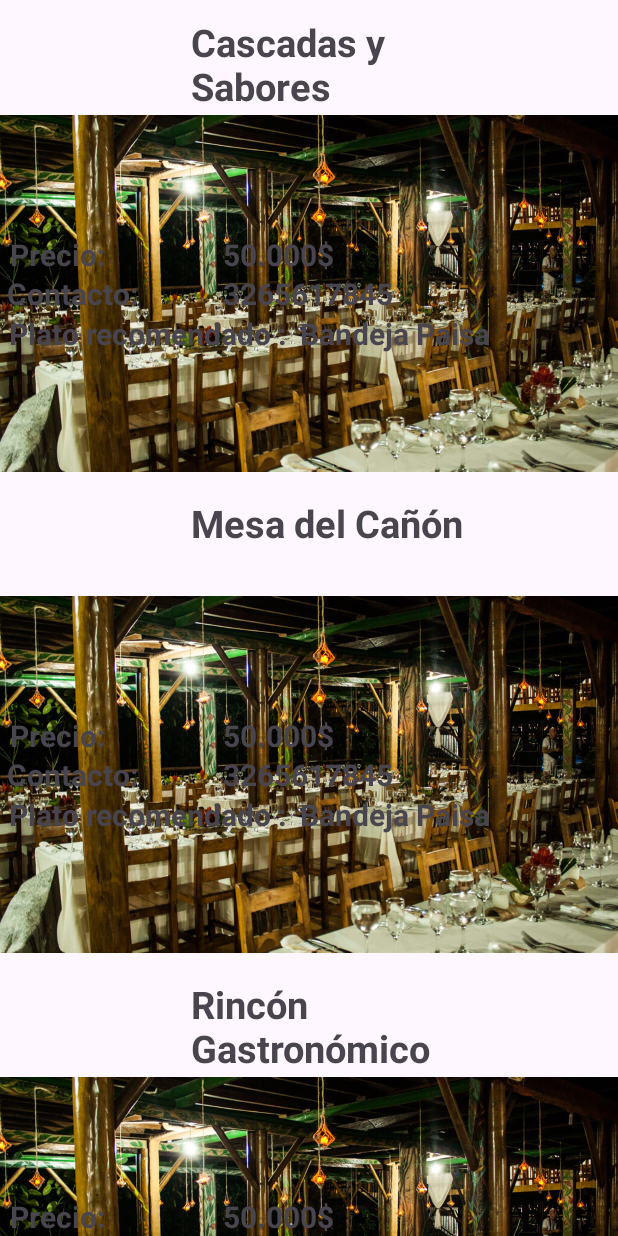
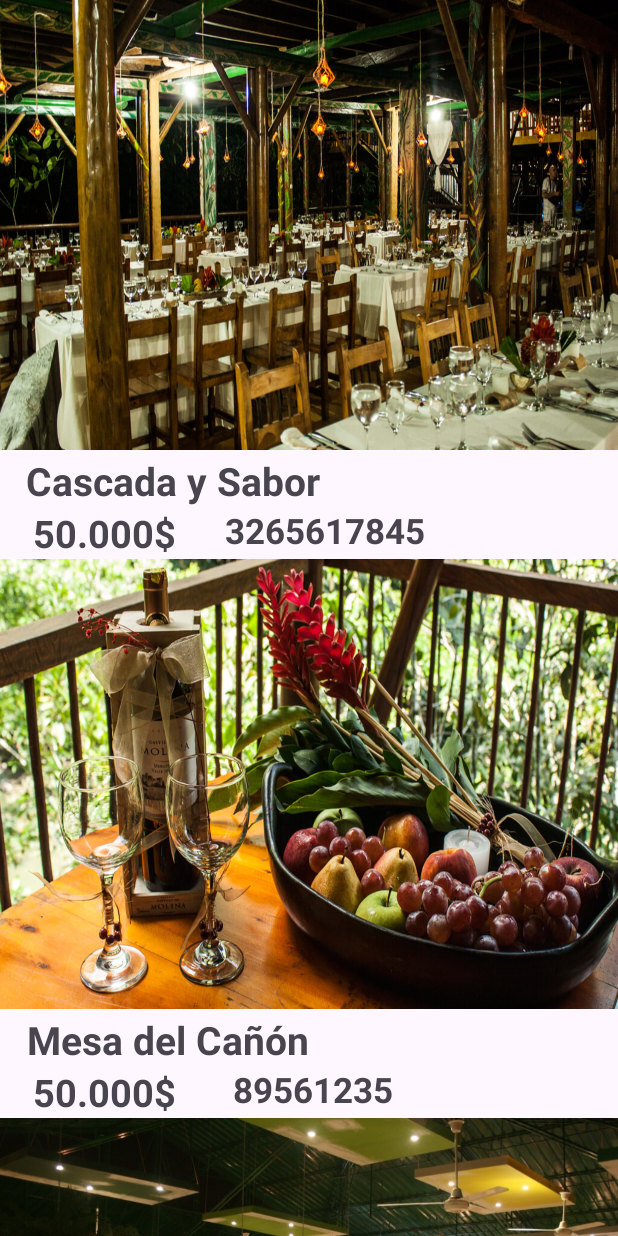
Before and after one commit to shadow00white/OctavoAnillo, an Android app: the ListaRestaurante screen opened directly, with no data from a screen before it, on a phone screen of 412 x 824 dp. Run offline under Robolectric (Android 15) with nearby library versions, the phone set to English and light mode, and no system bars.

Commit message:
se terminan de hacer las listas dinamicas.Se recomienda mejorar diseño

```diff
--- a/app/src/main/java/com/example/septimoanillo/ListaRestaurante.java
+++ b/app/src/main/java/com/example/septimoanillo/ListaRestaurante.java
@@ -31,10 +31,10 @@ public class ListaRestaurante extends AppCompatActivity {
 
     }
     public void llenarListaConDatosR (){
-        ListaRestaurante.add(new MoldeRestaurante("Cascadas y Sabores","Josh Prieto", "3265617845","50.000$",R.drawable.restaurante1,"Bandeja Paisa"));
-        ListaRestaurante.add(new MoldeRestaurante("Mesa del Cañón","Josh Prieto", "3265617845","50.000$",R.drawable.restaurante1,"Bandeja Paisa"));
-        ListaRestaurante.add(new MoldeRestaurante("Rincón Gastronómico ","Josh Prieto", "3265617845","50.000$",R.drawable.restaurante1,"Bandeja Paisa"));
-        ListaRestaurante.add(new MoldeRestaurante("Delicias del Rio","Josh Prieto", "3265617845","50.000$",R.drawable.restaurante1,"Bandeja Paisa"));
-        ListaRestaurante.add(new MoldeRestaurante(" Carbón y Le{a","Josh Prieto", "3265617845","50.000$",R.drawable.restaurante1,"Bandeja Paisa"));
+        ListaRestaurante.add(new MoldeRestaurante("Cascada y Sabor","Josh Prieto", "3265617845","50.000$",R.drawable.restaurante1,"Bandeja Paisa"));
+        ListaRestaurante.add(new MoldeRestaurante("Mesa del Cañón","Josh Prieto", "89561235","50.000$",R.drawable.restaurante,"Carne a la llanera"));
+        ListaRestaurante.add(new MoldeRestaurante("Rincón Gastronómico ","", "389654124","50.000$",R.drawable.restaurante3,"Ramen criollo"));
+        ListaRestaurante.add(new MoldeRestaurante("Delicias del Rio","Jairo la parrilla", "3265623120","50.000$",R.drawable.restaurante4,"Variedad del sabor "));
+        ListaRestaurante.add(new MoldeRestaurante(" Carbón y Leña","Doña Paella", "89512356","50.000$",R.drawable.restaurante5," Sal al Mar"));
     }
 }
--- a/app/src/main/res/layout/molderestaurante.xml
+++ b/app/src/main/res/layout/molderestaurante.xml
@@ -4,111 +4,63 @@
     android:layout_height="match_parent"
     xmlns:app="http://schemas.android.com/apk/res-auto">
 
-   <TextView
-       android:id="@+id/nombrerestaurante"
-       android:layout_width="200dp"
-       android:layout_height="60dp"
-       android:text="Restaurante: La Mulata "
+    <ImageView
+        android:id="@+id/restaurante1"
+        android:layout_width="wrap_content"
+        android:layout_height="300dp"
         app:layout_constraintTop_toTopOf="parent"
         app:layout_constraintStart_toStartOf="parent"
         app:layout_constraintEnd_toEndOf="parent"
         app:layout_constraintBottom_toBottomOf="parent"
-       android:textStyle="bold"
-       app:layout_constraintHorizontal_bias="0.6"
-       app:layout_constraintVertical_bias="0.04"
-       android:textSize="25dp"
-       />
-
-   <ImageView
-       android:id="@+id/restaurante1"
-       android:layout_width="wrap_content"
-       android:layout_height="250dp"
-       app:layout_constraintTop_toBottomOf="@id/nombrerestaurante"
-       app:layout_constraintStart_toStartOf="parent"
-       app:layout_constraintBottom_toBottomOf="parent"
         android:src="@drawable/restaurante1"
-       app:layout_constraintVertical_bias="0.04"
-       app:layout_constraintHorizontal_bias="0.05"
+        android:scaleType="fitXY"
+        app:layout_constraintVertical_bias="0"
         />
 
     <TextView
-        android:id="@+id/rangoprecio"
-        android:layout_width="200dp"
-        android:layout_height="60dp"
-        android:text="Precio: "
-        app:layout_constraintTop_toBottomOf="@id/rangoprecio"
-        app:layout_constraintTop_toTopOf="parent"
+        android:id="@+id/nombrerestaurante"
+        android:layout_width="wrap_content"
+        android:layout_height="wrap_content"
+        app:layout_constraintTop_toBottomOf="@id/restaurante1"
         app:layout_constraintStart_toStartOf="parent"
         app:layout_constraintEnd_toEndOf="parent"
         app:layout_constraintBottom_toBottomOf="parent"
+        app:layout_constraintHorizontal_bias="0.08"
+        app:layout_constraintVertical_bias="0.071"
+        android:text="Cascada y Sabor"
+        android:textSize="26dp"
         android:textStyle="bold"
-        app:layout_constraintHorizontal_bias="0.03"
-        app:layout_constraintVertical_bias="0.6"
-        android:textSize="20dp"
         />
 
     <TextView
         android:id="@+id/precio"
-        android:layout_width="200dp"
-        android:layout_height="60dp"
-        android:text=" 300.000 - 400.000 $"
-        app:layout_constraintTop_toBottomOf="@id/precio"
-        app:layout_constraintTop_toTopOf="parent"
+        android:layout_width="wrap_content"
+        android:layout_height="wrap_content"
+        app:layout_constraintTop_toBottomOf="@id/nombrerestaurante"
         app:layout_constraintStart_toStartOf="parent"
         app:layout_constraintEnd_toEndOf="parent"
         app:layout_constraintBottom_toBottomOf="parent"
+        app:layout_constraintVertical_bias="0.0"
+        app:layout_constraintHorizontal_bias="0.07"
+        android:text="110.000 $"
         android:textStyle="bold"
-        app:layout_constraintHorizontal_bias="0.7"
-        app:layout_constraintVertical_bias="0.6"
-        android:textSize="20dp"
-        />
+        android:textSize="25dp"
 
-    <TextView
-        android:id="@+id/telefono"
-        android:layout_width="400dp"
-        android:layout_height="60dp"
-        android:text=" Contacto: "
-        app:layout_constraintTop_toBottomOf="@id/telefono"
-        app:layout_constraintTop_toTopOf="parent"
-        app:layout_constraintStart_toStartOf="parent"
-        app:layout_constraintEnd_toEndOf="parent"
-        app:layout_constraintBottom_toBottomOf="parent"
-        android:textStyle="bold"
-        app:layout_constraintHorizontal_bias="0.008"
-        app:layout_constraintVertical_bias="0.7"
-        android:textSize="20dp"
         />
 
     <TextView
         android:id="@+id/numerotelefono"
-        android:layout_width="200dp"
-        android:layout_height="60dp"
-        android:text=" 3245567898"
-        app:layout_constraintTop_toBottomOf="@id/numerotelefono"
-        app:layout_constraintTop_toTopOf="parent"
-        app:layout_constraintStart_toStartOf="parent"
+        android:layout_width="wrap_content"
+        android:layout_height="wrap_content"
+        app:layout_constraintTop_toBottomOf="@id/nombrerestaurante"
+        app:layout_constraintStart_toEndOf="@id/precio"
         app:layout_constraintEnd_toEndOf="parent"
         app:layout_constraintBottom_toBottomOf="parent"
+        app:layout_constraintVertical_bias="0.001"
+        app:layout_constraintHorizontal_bias="0.2"
+        android:textSize="23dp"
+        android:text="Contacto: 3102325680"
         android:textStyle="bold"
-        app:layout_constraintHorizontal_bias="0.7"
-        app:layout_constraintVertical_bias="0.7"
-        android:textSize="20dp"
-        />
-
-    <TextView
-        android:id="@+id/platorecomendado"
-        android:layout_width="400dp"
-        android:layout_height="60dp"
-        android:text=" Plato recomendado :  Bandeja Paisa"
-        app:layout_constraintTop_toBottomOf="@id/platorecomendado"
-        app:layout_constraintTop_toTopOf="parent"
-        app:layout_constraintStart_toStartOf="parent"
-        app:layout_constraintEnd_toEndOf="parent"
-        app:layout_constraintBottom_toBottomOf="parent"
-        android:textStyle="bold"
-        app:layout_constraintHorizontal_bias="0.1"
-        app:layout_constraintVertical_bias="0.8"
-        android:textSize="20dp"
         />
 
 </androidx.constraintlayout.widget.ConstraintLayout>
```
Also changed, not shown: app/src/main/java/adaptadores/AdaptadorTurismo.java (+6 -7 lines), app/src/main/res/layout/moldeturismo.xml (+39 -53 lines). Lines whose indentation alone changed are shown as unchanged.
